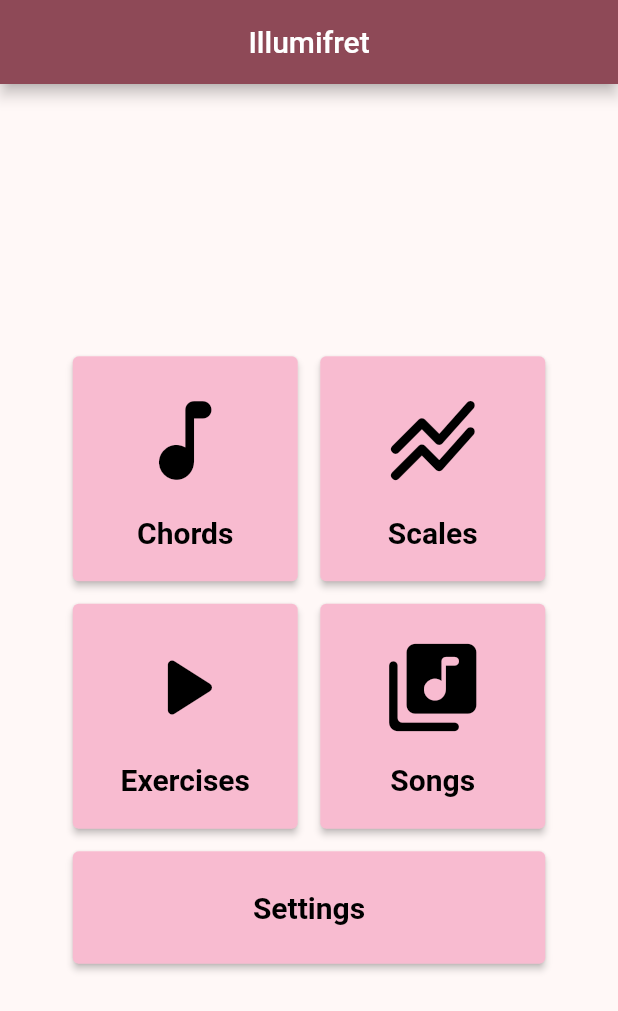
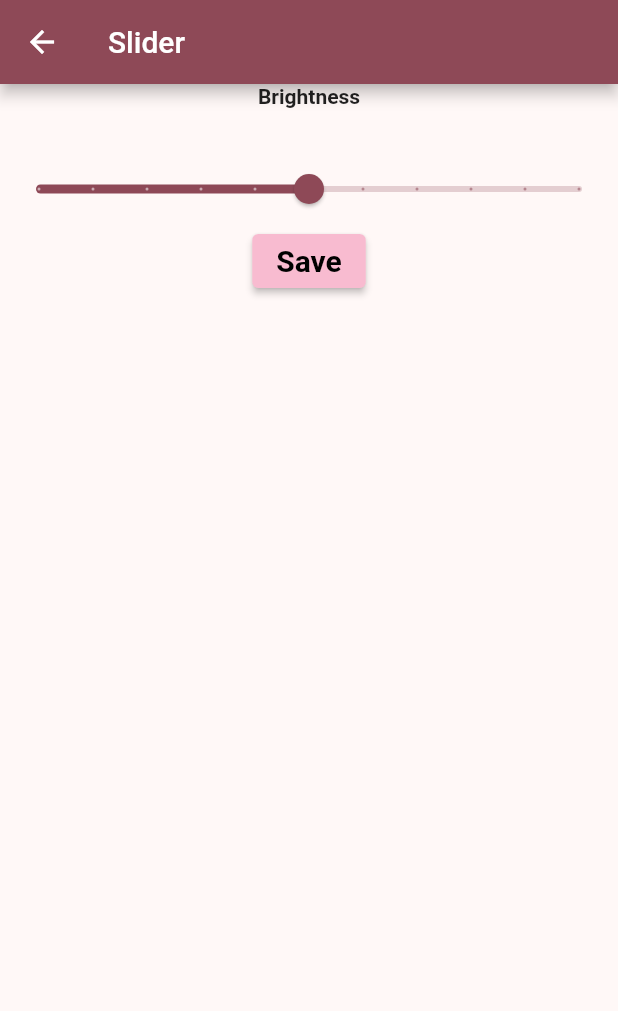
Before and after one commit to MrTwist64/IllumiFret, a Flutter app: the screen it shows after launch, after a tap on "Settings", on a phone screen of 412 x 824 dp. Shown: the top 1011 px of the screen. Run offline on Flutter 3.47's test engine with Material 2 defaults, Android fonts, the phone set to English and light mode, and no system bars; missing offline and left inert: flutter_reactive_ble.

Commit message:
Added Setting page with slider for brightness variable

```diff
--- a/illumifret_mobile_app/lib/main.dart
+++ b/illumifret_mobile_app/lib/main.dart
@@ -160,6 +160,8 @@ class MainMenu extends StatelessWidget {
                 child: ElevatedButton(
                   child: const Text("Settings"),
                   onPressed: () {
+                    Navigator.push(context,
+                        MaterialPageRoute(builder: (context) => Settings()));
                   },
                 ),
               ),
@@ -209,3 +211,47 @@ class SongList extends DisplayStrList {
     ["newTest2.txt", "newTest2"],
   ];
 }
+
+class Settings extends StatefulWidget{
+  @override
+  State<Settings> createState() => SliderState();
+}
+class SliderState extends State<Settings>{
+  double sliderValue = 50;
+  @override
+  Widget build(BuildContext context){
+    return Scaffold(
+      appBar: AppBar(title: const Text('Slider')),//appBar
+      body: Center(
+        child: Column(
+            children:[
+              const Text(
+                'Brightness',
+                style: TextStyle(fontWeight: FontWeight.bold),
+              ),
+              const SizedBox(
+                height: 30
+              ),
+              Slider(
+                  value: sliderValue,
+                  max: 100,
+                  divisions: 10,
+                  label: sliderValue.round().toString(),
+                  onChanged: (double value){
+                    setState((){
+                      sliderValue = value;
+                    });
+                  }
+              ),//Slider
+              ElevatedButton(
+                onPressed:(){
+                  print(sliderValue.round().toString());
+                  Navigator.pop(context);
+                },
+                child: const Text('Save'),
+              ),//ElevatedButton
+            ]),//Column
+      ),//Center
+    );
+  }
+}
```
